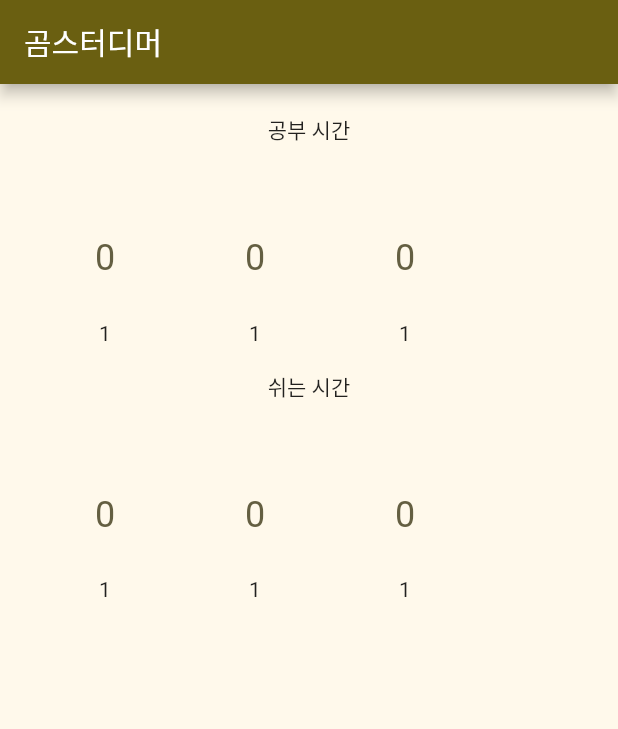
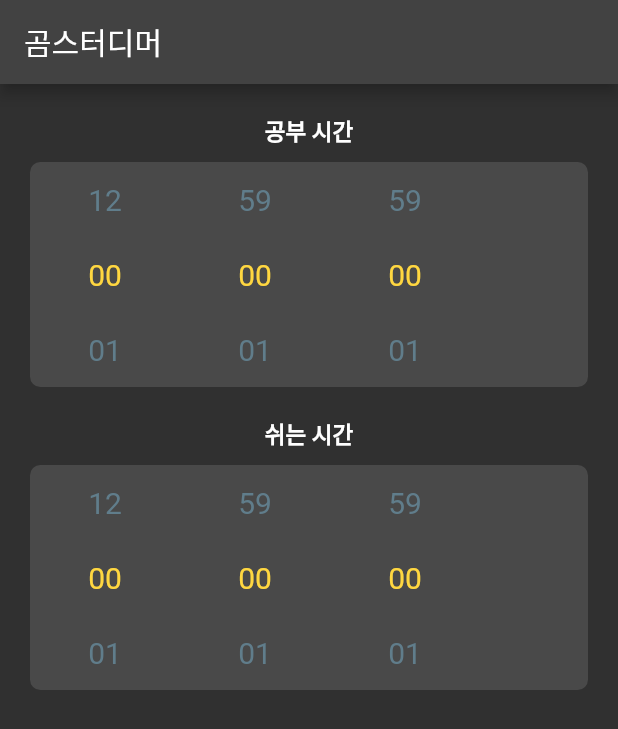
Before and after one commit to MISEONGKIM/studimer, a Flutter app: the screen it shows after launch, on a phone screen of 412 x 824 dp. Shown: the top 729 px of the screen. Run offline on Flutter 3.47's test engine with Material 2 defaults, Android fonts, the phone set to English and light mode, and no system bars; drawn by our look-alikes of numberpicker; our stand-ins replace equatable, floor, flutter_hooks, sqflite; accounts and stored records are empty; generated files the repository leaves out were written again.

Commit message:
numberpicker max값 까지

```diff
--- a/lib/main.dart
+++ b/lib/main.dart
@@ -13,9 +13,10 @@ class MyApp extends StatelessWidget {
   @override
   Widget build(BuildContext context) {
     return MaterialApp(
+      theme: ThemeData(
+        brightness: Brightness.dark,
+      ),
       title: kMaterialAppTitle,
-      theme: ThemeData(
-          backgroundColor: Colors.black, colorSchemeSeed: Colors.amber[50]),
       home: const MainView(),
     );
   }
--- a/lib/src/presentation/widgets/timer/timer_number_container.dart
+++ b/lib/src/presentation/widgets/timer/timer_number_container.dart
@@ -4,9 +4,11 @@ import 'package:studimer/src/presentation/widgets/timer/timer_number.dart';
 import 'package:studimer/src/presentation/widgets/timer/timer_number_picker.dart';
 
 class TimerNumberContainer extends HookWidget {
-  const TimerNumberContainer({Key? key, required this.isTimerStart})
+  const TimerNumberContainer(
+      {Key? key, required this.isTimerStart, this.maxValueForPicker = 59})
       : super(key: key);
   final bool isTimerStart;
+  final int maxValueForPicker;
   @override
   Widget build(BuildContext context) {
     final counter = useState(0);
@@ -19,6 +21,7 @@ class TimerNumberContainer extends HookWidget {
               counter.value = newValue;
             },
             value: counter.value,
+            maxValueForPicker: maxValueForPicker,
           );
   }
 }
--- a/lib/src/presentation/widgets/timer/timer_number_picker.dart
+++ b/lib/src/presentation/widgets/timer/timer_number_picker.dart
@@ -1,11 +1,16 @@
 import 'package:flutter/cupertino.dart';
+import 'package:flutter/material.dart';
 import 'package:numberpicker/numberpicker.dart';
 
 class TimerNumberPicker extends StatelessWidget {
   const TimerNumberPicker(
-      {Key? key, required this.value, required this.onChange})
+      {Key? key,
+      required this.value,
+      required this.maxValueForPicker,
+      required this.onChange})
       : super(key: key);
   final int value;
+  final int maxValueForPicker;
   final void Function(int) onChange;
 
   @override
@@ -13,10 +18,15 @@ class TimerNumberPicker extends StatelessWidget {
     return NumberPicker(
       value: value,
       minValue: 0,
-      maxValue: 9,
+      maxValue: maxValueForPicker,
       step: 1,
       haptics: true,
+      zeroPad: true,
+      textStyle: const TextStyle(color: Colors.blueGrey, fontSize: 20),
+      selectedTextStyle:
+          const TextStyle(color: Colors.amberAccent, fontSize: 20),
       onChanged: (value) => onChange(value),
+      infiniteLoop: true,
     );
   }
 }
--- a/lib/src/presentation/widgets/timer/timer_widget.dart
+++ b/lib/src/presentation/widgets/timer/timer_widget.dart
@@ -1,4 +1,4 @@
-import 'package:flutter/cupertino.dart';
+import 'package:flutter/material.dart';
 import 'package:studimer/src/presentation/widgets/timer/timer_number_container.dart';
 
 class TimerWidget extends StatelessWidget {
@@ -7,11 +7,24 @@ class TimerWidget extends StatelessWidget {
   @override
   Widget build(BuildContext context) {
     final isTimerStart = false;
-    return Column(children: [
-      Text(title),
-      Row(children: [
+    return Container(
+        margin: const EdgeInsets.only(bottom: 20),
+        child: Column(children: [
+          Text(
+            title,
+            style: const TextStyle(
+                color: Colors.white, fontSize: 15, fontWeight: FontWeight.bold),
+          ),
+          Container(
+              margin: const EdgeInsets.only(top: 10),
+              decoration: BoxDecoration(
+                color: Colors.white12,
+                borderRadius: BorderRadius.circular(7),
+              ),
+              child: Row(children: [
                 TimerNumberContainer(
                   isTimerStart: isTimerStart,
+                  maxValueForPicker: 12,
                 ),
                 TimerNumberContainer(
                   isTimerStart: isTimerStart,
@@ -19,7 +32,7 @@ class TimerWidget extends StatelessWidget {
                 TimerNumberContainer(
                   isTimerStart: isTimerStart,
                 )
-      ])
-    ]);
+              ]))
+        ]));
   }
 }
```
Lines whose indentation alone changed are shown as unchanged.
